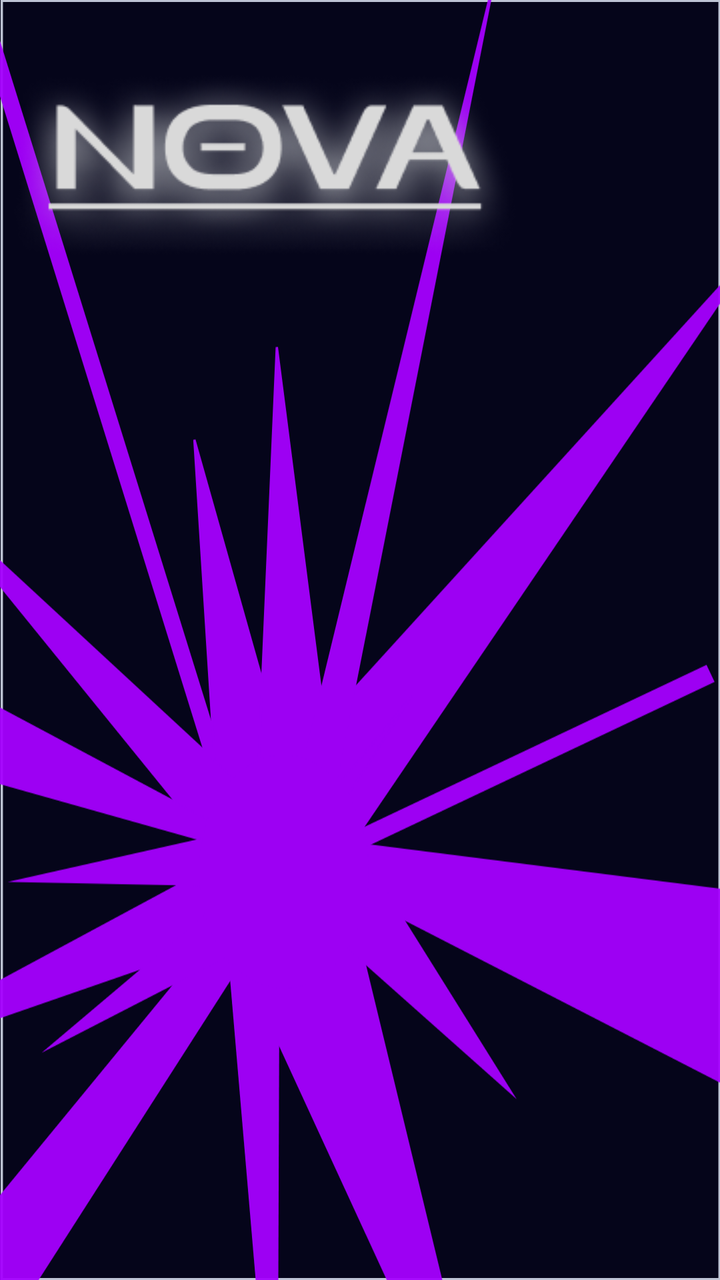
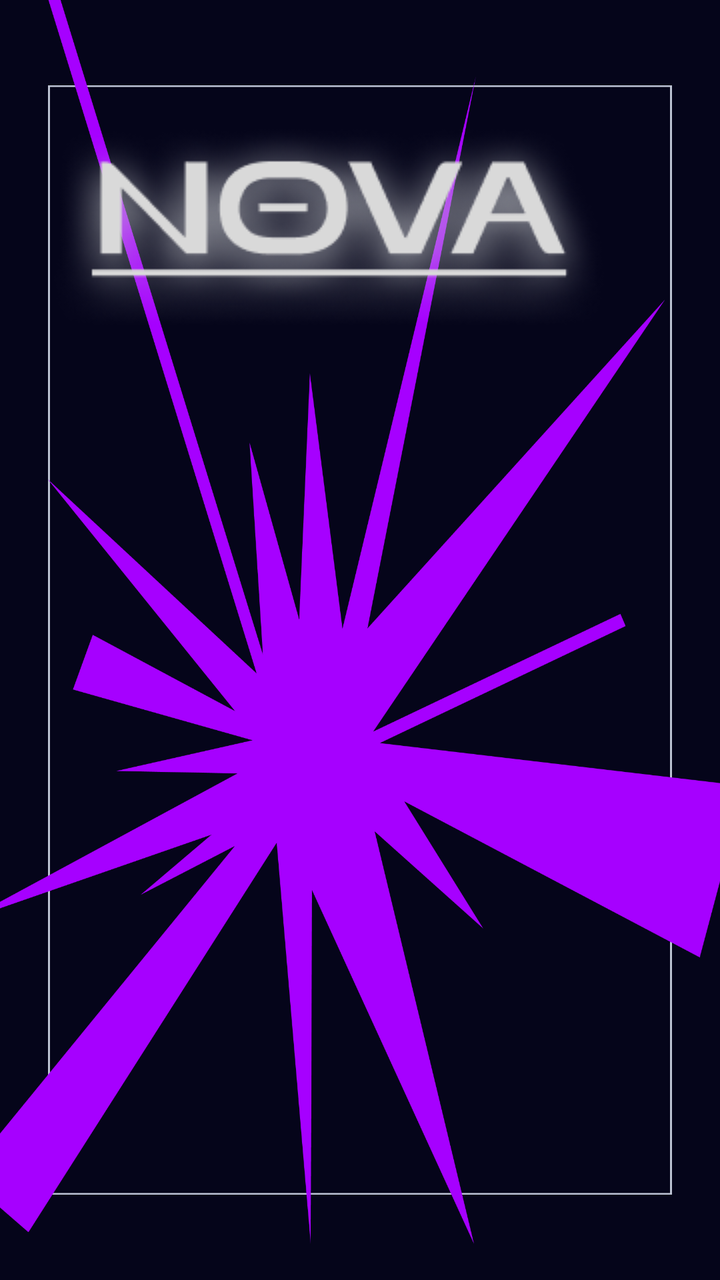

An Android layout rendered at two revisions. The XML below is the earlier revision; the diff shows what the commit changed to produce the second picture.
<!-- AndroidManifest.xml: application theme Theme.MaterialComponents.DayNight.NoActionBar -->
<!-- res/layout/activity_loading.xml -->
<?xml version="1.0" encoding="utf-8"?>
<androidx.constraintlayout.widget.ConstraintLayout
    xmlns:android="http://schemas.android.com/apk/res/android"
    xmlns:app="http://schemas.android.com/apk/res-auto"
    xmlns:tools="http://schemas.android.com/tools"
    android:layout_width="match_parent"
    android:layout_height="match_parent"
    android:background="#05051A">

    <View
        android:id="@+id/frame"
        android:layout_width="360dp"
        android:layout_height="640dp"
        android:layout_margin="16dp"
        android:background="@drawable/frame_1"
        app:layout_constraintBottom_toBottomOf="parent"
        app:layout_constraintEnd_toEndOf="parent"
        app:layout_constraintHorizontal_bias="0.492"
        app:layout_constraintStart_toStartOf="parent"
        app:layout_constraintTop_toTopOf="parent" />

    <ImageView
        android:id="@+id/explosion"
        android:layout_width="615dp"
        android:layout_height="931dp"
        android:alpha="0.95"
        android:scaleType="fitCenter"
        android:src="@drawable/figure_1"

        android:translationX="-40dp"
        android:translationY="80dp"
        app:layout_constraintBottom_toBottomOf="@id/frame"
        app:layout_constraintEnd_toEndOf="@id/frame"

        app:layout_constraintHorizontal_bias="0.334"
        app:layout_constraintStart_toStartOf="@id/frame"
        app:layout_constraintTop_toTopOf="@id/frame"
        app:layout_constraintVertical_bias="0.807" />

    <ImageView
        android:id="@+id/logo"
        android:layout_width="265dp"
        android:layout_height="93dp"
        android:layout_marginTop="36dp"

        android:src="@drawable/logo_1"
        app:layout_constraintEnd_toEndOf="@id/frame"
        app:layout_constraintHorizontal_bias="0.0"

        app:layout_constraintStart_toStartOf="@id/frame"
        app:layout_constraintTop_toTopOf="@id/frame" />

    <ProgressBar
        android:layout_width="54dp"
        android:layout_height="56dp"
        android:layout_margin="20dp"

        android:layout_marginEnd="40dp"
        android:layout_marginBottom="36dp"
        android:indeterminateTint="#FFFFFF"
        app:layout_constraintBottom_toBottomOf="@id/frame"
        app:layout_constraintEnd_toEndOf="@id/frame" />

</androidx.constraintlayout.widget.ConstraintLayout>
<!-- resources referenced by this layout -->
<resources>
  <!-- drawable figure_1: vector/xml drawable (drawable, 3014 chars, omitted) -->
  <!-- drawable frame_1 (drawable) -->
  <vector xmlns:android="http://schemas.android.com/apk/res/android"
      android:width="314dp"
      android:height="666dp"
      android:viewportWidth="314"
      android:viewportHeight="666">
    <path
        android:strokeWidth="1"
        android:pathData="M0.5,0.5h313v665h-313z"
        android:fillColor="#00000000"
        android:strokeColor="#BDC4D4"/>
  </vector>
  <!-- drawable logo_1: png bitmap (drawable, 38663 bytes) -->
</resources>

<!-- the commit's change to res/layout/activity_loading.xml (unified diff, before → after) -->
@@ -2,63 +2,55 @@
 <androidx.constraintlayout.widget.ConstraintLayout
     xmlns:android="http://schemas.android.com/apk/res/android"
     xmlns:app="http://schemas.android.com/apk/res-auto"
-    xmlns:tools="http://schemas.android.com/tools"
     android:layout_width="match_parent"
     android:layout_height="match_parent"
     android:background="#05051A">
 
     <View
-        android:id="@+id/frame"
-        android:layout_width="360dp"
-        android:layout_height="640dp"
-        android:layout_margin="16dp"
+        android:id="@+id/Frame"
+        android:layout_width="0dp"
+        android:layout_height="0dp"
+        app:layout_constraintDimensionRatio="9:16"
+        android:layout_margin="24dp"
         android:background="@drawable/frame_1"
         app:layout_constraintBottom_toBottomOf="parent"
         app:layout_constraintEnd_toEndOf="parent"
-        app:layout_constraintHorizontal_bias="0.492"
+        app:layout_constraintHorizontal_bias="0.5"
         app:layout_constraintStart_toStartOf="parent"
         app:layout_constraintTop_toTopOf="parent" />
 
     <ImageView
         android:id="@+id/explosion"
-        android:layout_width="615dp"
-        android:layout_height="931dp"
-        android:alpha="0.95"
-        android:scaleType="fitCenter"
+        android:layout_width="wrap_content"
+        android:layout_height="wrap_content"
         android:src="@drawable/figure_1"
-
-        android:translationX="-40dp"
-        android:translationY="80dp"
-        app:layout_constraintBottom_toBottomOf="@id/frame"
-        app:layout_constraintEnd_toEndOf="@id/frame"
-
-        app:layout_constraintHorizontal_bias="0.334"
-        app:layout_constraintStart_toStartOf="@id/frame"
-        app:layout_constraintTop_toTopOf="@id/frame"
-        app:layout_constraintVertical_bias="0.807" />
+        android:scaleX="1.5"
+        android:scaleY="1.5"
+        android:pivotX="50%"
+        android:pivotY="50%"
+        app:layout_constraintStart_toStartOf="@id/Frame"
+        app:layout_constraintEnd_toEndOf="@id/Frame"
+        app:layout_constraintTop_toTopOf="@id/Frame"
+        app:layout_constraintBottom_toBottomOf="@id/Frame" />
 
     <ImageView
         android:id="@+id/logo"
-        android:layout_width="265dp"
-        android:layout_height="93dp"
-        android:layout_marginTop="36dp"
-
+        android:layout_width="wrap_content"
+        android:layout_height="wrap_content"
+        android:layout_marginTop="20dp"
         android:src="@drawable/logo_1"
-        app:layout_constraintEnd_toEndOf="@id/frame"
-        app:layout_constraintHorizontal_bias="0.0"
-
-        app:layout_constraintStart_toStartOf="@id/frame"
-        app:layout_constraintTop_toTopOf="@id/frame" />
+        app:layout_constraintEnd_toEndOf="@id/Frame"
+        app:layout_constraintHorizontal_bias="0"
+        app:layout_constraintStart_toStartOf="@id/Frame"
+        app:layout_constraintTop_toTopOf="@id/Frame" />
 
     <ProgressBar
-        android:layout_width="54dp"
-        android:layout_height="56dp"
+        android:id="@+id/progressBarLoading"
+        android:layout_width="wrap_content"
+        android:layout_height="wrap_content"
         android:layout_margin="20dp"
-
-        android:layout_marginEnd="40dp"
-        android:layout_marginBottom="36dp"
-        android:indeterminateTint="#FFFFFF"
-        app:layout_constraintBottom_toBottomOf="@id/frame"
-        app:layout_constraintEnd_toEndOf="@id/frame" />
+        app:layout_constraintBottom_toBottomOf="@id/Frame"
+        app:layout_constraintEnd_toEndOf="@id/Frame"
+        android:indeterminateTint="#FFFFFF" />
 
 </androidx.constraintlayout.widget.ConstraintLayout>
<!-- resource entries referenced after the edit -->
@@ -1,6 +1,6 @@
 <!-- resources referenced by this layout -->
 <resources>
-  <!-- drawable figure_1: vector/xml drawable (drawable, 3014 chars, omitted) -->
+  <!-- drawable figure_1: png bitmap (drawable, 160606 bytes) -->
   <!-- drawable frame_1 (drawable) -->
   <vector xmlns:android="http://schemas.android.com/apk/res/android"
       android:width="314dp"
